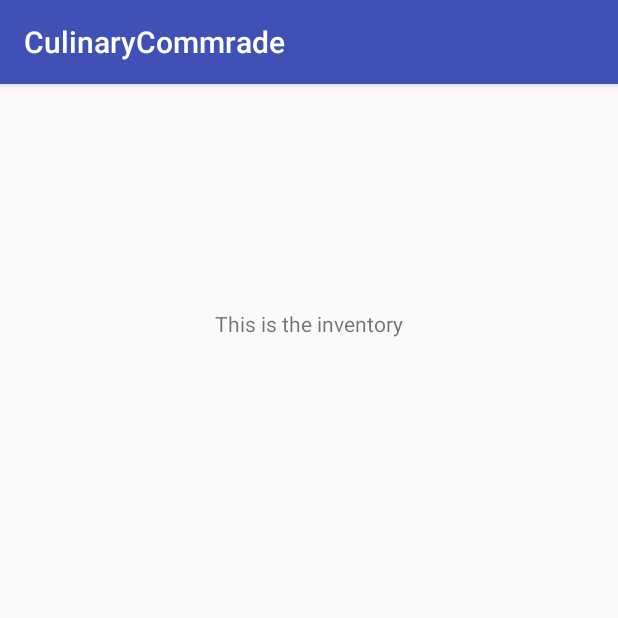
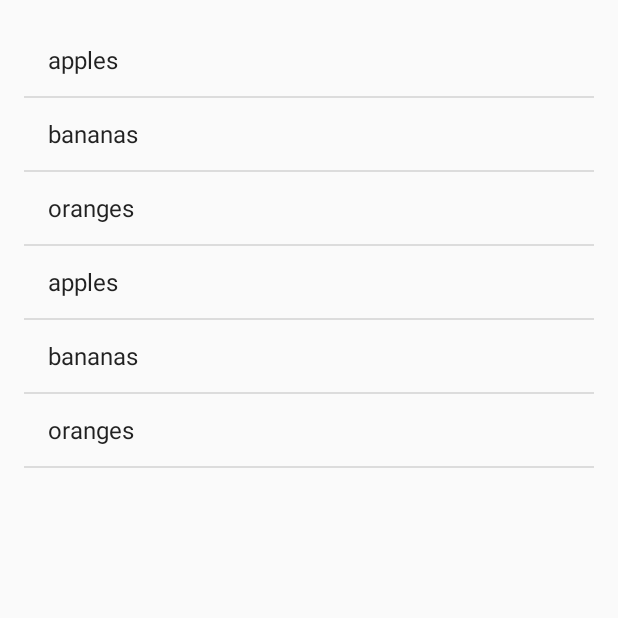
Before and after one commit to SPK44/culinarycomrade, an Android app: the inventory screen opened directly, with no data from a screen before it, on a phone screen of 412 x 824 dp, the top half of it. Run offline under Robolectric (Android 15) with nearby library versions, the phone set to English and light mode, and no system bars; libraries missing offline, so code that uses them is left out: com.readystatesoftware.sqliteasset.

Commit message:
Added functionality for shopping list and inventory (not fully functional yet).

```diff
--- a/app/src/main/java/com/uri/team21/culinarycommrade/inventory.java
+++ b/app/src/main/java/com/uri/team21/culinarycommrade/inventory.java
@@ -1,15 +1,60 @@
 package com.uri.team21.culinarycommrade;
 
-import android.support.v7.app.AppCompatActivity;
+import android.app.ListActivity;
 import android.os.Bundle;
+import android.util.Log;
+import android.view.View;
+import android.widget.ListView;
+import java.util.ArrayList;
+import java.util.List;
+import android.widget.AdapterView.OnItemClickListener;
+import android.widget.AdapterView;
+import android.widget.ArrayAdapter;
 
-public class inventory extends AppCompatActivity {
+import static android.content.ContentValues.TAG;
 
-    @Override
-    protected void onCreate(Bundle savedInstanceState) {
+public class inventory extends ListActivity {
+    /** Called when the activity is first created. */
+    ListView list;
+    private List<String> List_file;
+    public void onCreate(Bundle savedInstanceState) {
         super.onCreate(savedInstanceState);
         setContentView(R.layout.activity_inventory);
+        List_file = new ArrayList<String>();
+        list = (ListView) findViewById(android.R.id.list);
 
+        CreateListView();
+    }
+    private void CreateListView() {
+        //Sample Code for displaying data using DataAccess
+        DataAccessor dataAccess = new DataAccessor(this);
 
+        //TODO: these are only here for testing, remove once we can add items to inventory from other places
+        dataAccess.addToInventory("apples");
+        dataAccess.addToInventory("bananas");
+        dataAccess.addToInventory("oranges");
+
+        ArrayList<String> inventory = dataAccess.getInventory();
+
+        for (int i = 0; i < inventory.size(); i++) {
+            String ingredient = inventory.get(i);
+            //TODO: make ingredientViews to add to list
+            //ingredientView ingredientView = new ingredientView(concat);
+            if(!(ingredient.equals("null"))) {
+                List_file.add(ingredient);
+                Log.d(TAG, "adding " + ingredient + " to list_file");
+            }
+        }
+
+        //Create an adapter for the listView and add the ArrayList to the adapter.
+        list.setAdapter(new ArrayAdapter<String>(inventory.this, android.R.layout.simple_list_item_1,List_file));
+        list.setOnItemClickListener(new OnItemClickListener()
+        {
+            @Override
+            public void onItemClick(AdapterView<?> arg0, View arg1, int arg2, long arg3)
+            {
+                //args2 is the listViews Selected index
+            }
+        });
     }
 }
--- a/app/src/main/java/com/uri/team21/culinarycommrade/shoppinglist.java
+++ b/app/src/main/java/com/uri/team21/culinarycommrade/shoppinglist.java
@@ -1,9 +1,8 @@
 package com.uri.team21.culinarycommrade;
 
-import android.app.Activity;
 import android.app.ListActivity;
-import android.support.v7.app.AppCompatActivity;
 import android.os.Bundle;
+import android.util.Log;
 import android.view.View;
 import android.widget.ListView;
 import java.util.ArrayList;
@@ -11,6 +10,8 @@ import java.util.List;
 import android.widget.AdapterView.OnItemClickListener;
 import android.widget.AdapterView;
 import android.widget.ArrayAdapter;
+
+import static android.content.ContentValues.TAG;
 
 public class shoppinglist extends ListActivity {
     /** Called when the activity is first created. */
@@ -29,21 +30,23 @@ public class shoppinglist extends ListActivity {
         //Sample Code for displaying data using DataAccess
         DataAccessor dataAccess = new DataAccessor(this);
 
-        //TODO: once shoppinglist has items remove these and add empty check
+        //TODO: these are only here for testing, remove once we can add items to inventory from other places
         dataAccess.addToShoppingList("apples", "apple pie");
         dataAccess.addToShoppingList("bananas", "banana split");
         dataAccess.addToShoppingList("oranges", "orange creamsicle");
 
         String[][] shoppingList = dataAccess.getShoppingList();
 
-        //TODO: iterate through database
         for (int i = 0; i < shoppingList.length; i++) {
             String ingredient = shoppingList[i][0];
             String recipe = shoppingList[i][1];
             String concat = ingredient + " - (" + recipe + ")";
             //TODO: make ingredientViews to add to list
             //ingredientView ingredientView = new ingredientView(concat);
-            List_file.add(concat);
+            if(!(concat.equals("null - (null)"))) {
+                List_file.add(concat);
+                Log.d(TAG, "adding " + concat + " to list_file");
+            }
         }
 
         //Create an adapter for the listView and add the ArrayList to the adapter.
--- a/app/src/main/res/layout/activity_inventory.xml
+++ b/app/src/main/res/layout/activity_inventory.xml
@@ -10,20 +10,10 @@
     android:paddingTop="@dimen/activity_vertical_margin"
     tools:context="com.uri.team21.culinarycommrade.inventory">
 
-    <TextView
-        android:text="This is the inventory"
-        android:layout_width="wrap_content"
-        android:layout_height="wrap_content"
-        android:layout_marginTop="134dp"
-        android:id="@+id/textView"
-        android:layout_alignParentTop="true"
-        android:layout_centerHorizontal="true" />
-
     <ListView
-        android:layout_width="match_parent"
-        android:layout_height="match_parent"
-        android:layout_below="@+id/textView"
+        android:id="@android:id/list"
+        android:layout_width="fill_parent"
+        android:layout_height="fill_parent"
         android:layout_centerHorizontal="true"
-        android:layout_marginTop="103dp" />
-
+        android:layout_alignParentTop="true" />
 </RelativeLayout>
--- a/app/src/main/res/layout/activity_shoppinglist.xml
+++ b/app/src/main/res/layout/activity_shoppinglist.xml
@@ -14,7 +14,6 @@
         android:id="@android:id/list"
         android:layout_width="fill_parent"
         android:layout_height="fill_parent"
-        android:layout_alignParentTop="true"
         android:layout_centerHorizontal="true"
-        android:layout_marginTop="25dp" />
+        android:layout_alignParentTop="true" />
 </RelativeLayout>
```
